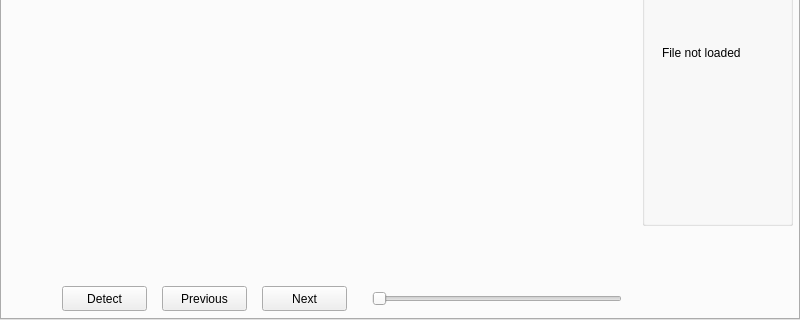
The window that mainwindow.ui (tangchent/cardetect) describes before a commit, drawn with Qt 5; both pictures show x 0 to 800 and y 360 to 680 of the 800 by 680 pixel window.
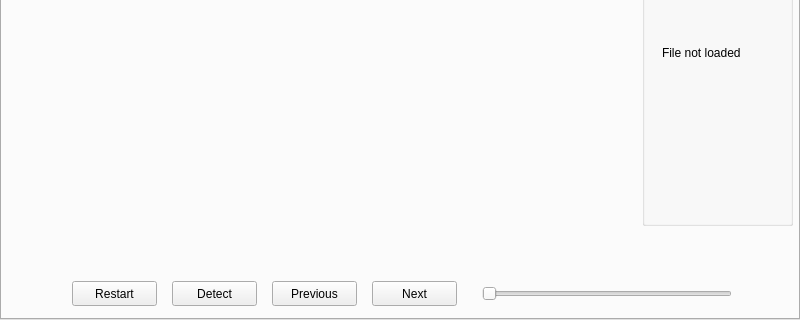
The same window after the commit.

Commit message: function impliment

Patch:
```diff
--- a/mainwindow.ui
+++ b/mainwindow.ui
@@ -176,8 +176,8 @@
     <widget class="QPushButton" name="detectButton">
      <property name="geometry">
       <rect>
-       <x>60</x>
-       <y>620</y>
+       <x>170</x>
+       <y>615</y>
        <width>85</width>
        <height>25</height>
       </rect>
@@ -189,8 +189,8 @@
     <widget class="QPushButton" name="previousButton">
      <property name="geometry">
       <rect>
-       <x>160</x>
-       <y>620</y>
+       <x>270</x>
+       <y>615</y>
        <width>85</width>
        <height>25</height>
       </rect>
@@ -202,8 +202,8 @@
     <widget class="QPushButton" name="nextButton">
      <property name="geometry">
       <rect>
-       <x>260</x>
-       <y>620</y>
+       <x>370</x>
+       <y>615</y>
        <width>85</width>
        <height>25</height>
       </rect>
@@ -215,16 +215,32 @@
     <widget class="QSlider" name="processBar">
      <property name="geometry">
       <rect>
-       <x>370</x>
-       <y>625</y>
+       <x>480</x>
+       <y>620</y>
        <width>250</width>
        <height>16</height>
       </rect>
      </property>
+     <property name="maximum">
+      <number>1000000</number>
+     </property>
      <property name="orientation">
       <enum>Qt::Horizontal</enum>
      </property>
     </widget>
+    <widget class="QPushButton" name="restartButton">
+     <property name="geometry">
+      <rect>
+       <x>70</x>
+       <y>615</y>
+       <width>85</width>
+       <height>25</height>
+      </rect>
+     </property>
+     <property name="text">
+      <string>Restart</string>
+     </property>
+    </widget>
    </widget>
    <widget class="QWidget" name="tabTrain">
     <attribute name="title">
```
The commit also changes 2 other files.
